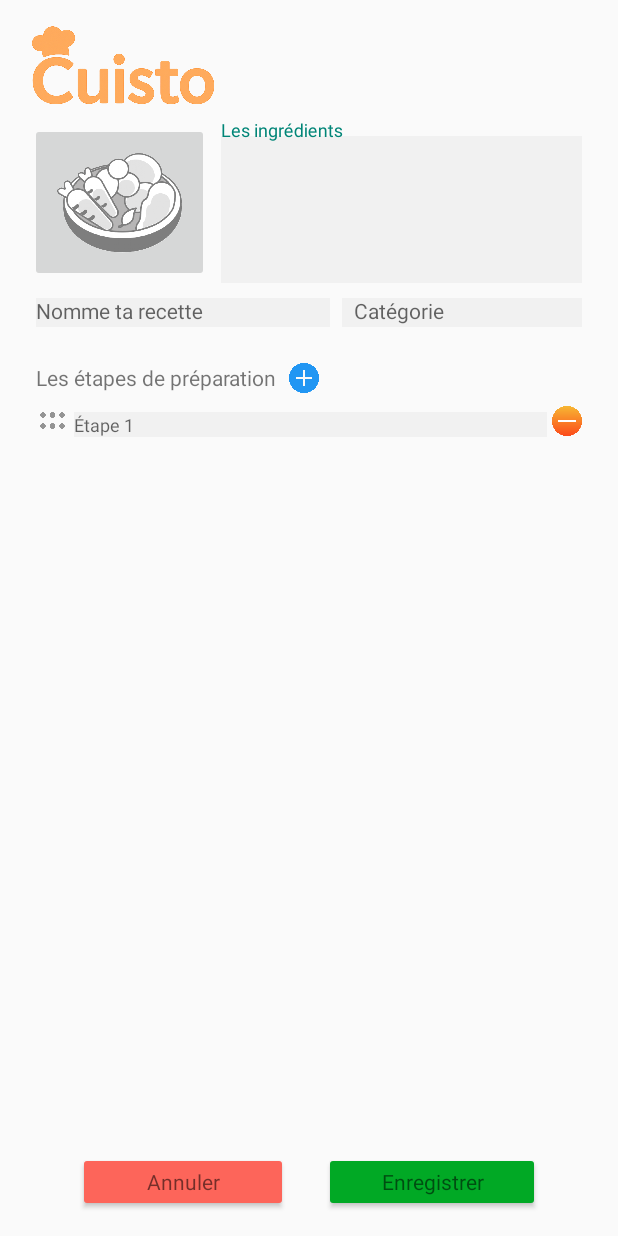
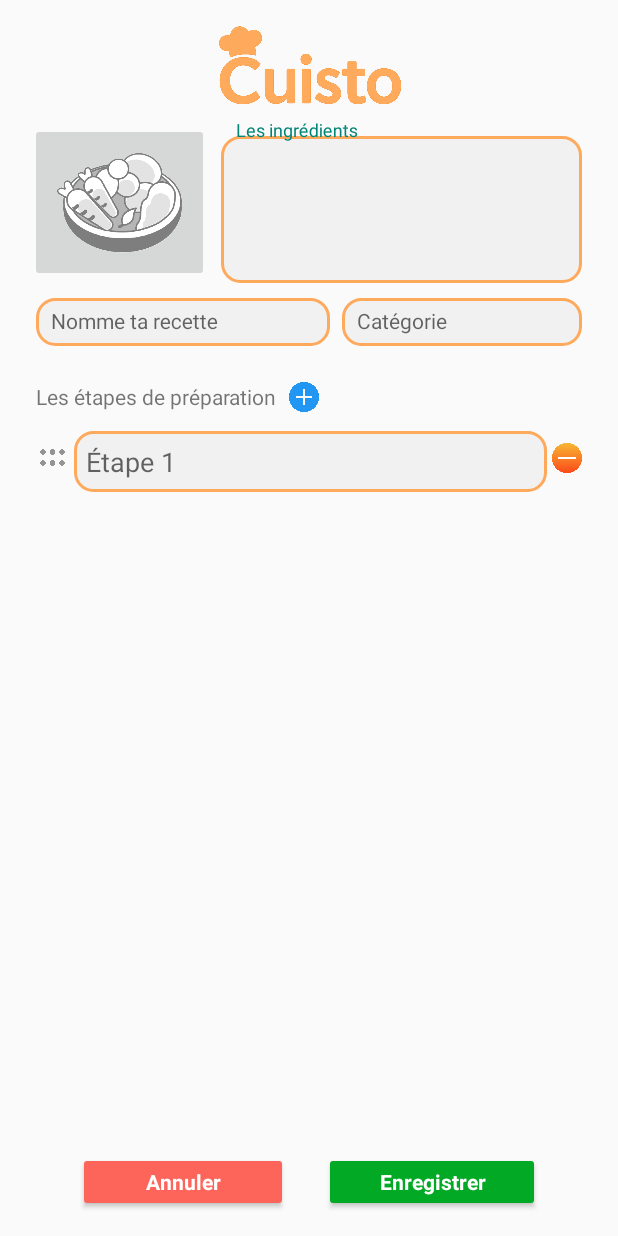
Before and after one commit to EmileDevGit/cuisto, an Android app: the AjouterRecetteActivity screen opened directly, with no data from a screen before it, after a tap on an icon or button, on a phone screen of 412 x 824 dp. Run offline under Robolectric (Android 15) with nearby library versions, the phone set to English and light mode, and no system bars; our stand-ins replace Room's generated code.

Commit message:
Travail sur ajouter recette

```diff
--- a/cuisto/app/src/main/AndroidManifest.xml
+++ b/cuisto/app/src/main/AndroidManifest.xml
@@ -39,7 +39,10 @@
             android:name=".ui.AjouterRecetteActivity"
             android:exported="true"
             android:windowSoftInputMode="adjustResize|stateHidden">
-
+<!--            <intent-filter>-->
+<!--                <action android:name="android.intent.action.MAIN" />-->
+<!--                <category android:name="android.intent.category.LAUNCHER" />-->
+<!--            </intent-filter>-->
         </activity>
         <activity
             android:name=".ui.MainActivity"
--- a/cuisto/app/src/main/java/com/moineaux/cuisto/data/AppDatabase.kt
+++ b/cuisto/app/src/main/java/com/moineaux/cuisto/data/AppDatabase.kt
@@ -6,7 +6,7 @@ import androidx.room.Room
 import androidx.room.RoomDatabase
 
 // REMPLACER Article::class PAR LE NOM DE VOTRE CLASSE
-@Database(entities = [Recette::class, Etape::class, Categorie::class], version = 6)
+@Database(entities = [Recette::class, Etape::class, Categorie::class], version = 8)
 abstract class AppDatabase : RoomDatabase() {
 
     abstract fun recetteDao(): RecetteDAO
--- a/cuisto/app/src/main/java/com/moineaux/cuisto/data/Categorie.kt
+++ b/cuisto/app/src/main/java/com/moineaux/cuisto/data/Categorie.kt
@@ -5,8 +5,8 @@ import androidx.room.PrimaryKey
 
 @Entity()
 data class Categorie(
-    @PrimaryKey(autoGenerate = true) val id: Long = 0,
-    val nom: String
+    @PrimaryKey(autoGenerate = true) var id: Long = 0,
+    var nom: String
 ) {
 
 
--- a/cuisto/app/src/main/java/com/moineaux/cuisto/data/CategorieDAO.kt
+++ b/cuisto/app/src/main/java/com/moineaux/cuisto/data/CategorieDAO.kt
@@ -19,4 +19,8 @@ interface CategorieDAO {
     @Query("SELECT nom FROM categorie WHERE id = :id LIMIT 1")
     suspend fun getNomCategorieParId(id: Long): String?
 
+    @Query("SELECT nom FROM Categorie")
+    suspend fun getAllNomsCategories(): List<String>
+
+
 }
--- a/cuisto/app/src/main/java/com/moineaux/cuisto/data/Etape.kt
+++ b/cuisto/app/src/main/java/com/moineaux/cuisto/data/Etape.kt
@@ -2,6 +2,7 @@ package com.moineaux.cuisto.data
 
 import androidx.room.Entity
 import androidx.room.ForeignKey
+import androidx.room.Ignore
 import androidx.room.PrimaryKey
 
 @Entity(
@@ -16,6 +17,9 @@ data class Etape(
     @PrimaryKey(autoGenerate = true) val id: Long = 0,
     var recetteId: Long,
     val ordre: Int,
-    val description: String
+    val description: String,
+    @Ignore var tempid: Long = 0
 ) {
+    constructor(id: Long, recetteId: Long, ordre: Int, description: String)
+            : this(id, recetteId, ordre, description, 0)
 }
--- a/cuisto/app/src/main/java/com/moineaux/cuisto/ui/AjouterRecetteActivity.kt
+++ b/cuisto/app/src/main/java/com/moineaux/cuisto/ui/AjouterRecetteActivity.kt
@@ -1,8 +1,11 @@
 package com.moineaux.cuisto.ui
 
+import android.annotation.SuppressLint
+import android.app.Application
 import android.os.Build
 import android.os.Bundle
 import android.widget.ImageButton
+import androidx.activity.result.contract.ActivityResultContracts
 import androidx.activity.viewModels
 import androidx.appcompat.app.AppCompatActivity
 import androidx.core.graphics.Insets
@@ -12,22 +15,58 @@ import androidx.recyclerview.widget.ItemTouchHelper
 import androidx.recyclerview.widget.LinearLayoutManager
 import androidx.recyclerview.widget.RecyclerView
 import com.moineaux.cuisto.R
+import android.net.Uri
+import android.widget.ArrayAdapter
+import android.widget.AutoCompleteTextView
+import android.widget.Button
+import android.widget.EditText
+import android.widget.Toast
+import com.moineaux.cuisto.data.Etape
 
-class AjouterRecetteActivity : AppCompatActivity() {
+class AjouterRecetteActivity() : AppCompatActivity() {
 
-// ****** Déclaration de variables ****** //
-    private val etapeViewModel: EtapeViewModel by viewModels()
+    // Variables à initialiser plus tard
+    private lateinit var etNomRecette: EditText
+    private lateinit var etIngredients: EditText
+    private lateinit var actvCategorie: AutoCompleteTextView
+
+    private val ajouterRecetteViewModel: AjouterRecetteViewModel by viewModels()
     private lateinit var recyclerView: RecyclerView
     private lateinit var adapter: EtapeAdapter
-    private lateinit var itemTouchHelper: ItemTouchHelper // <-- Pour gérer le drag n drop des étapes
+    private lateinit var itemTouchHelper: ItemTouchHelper
+    private lateinit var btnChoisirImage: ImageButton
+    private lateinit var btnEnregistrer: Button
 
 
-// ****** Fonctions ****** //
+    private val imagePickerLauncher = registerForActivityResult(
+        ActivityResultContracts.GetContent()
+    ) { uri: Uri? ->
+        if (uri != null) {
+            btnChoisirImage.setImageURI(uri)
+            ajouterRecetteViewModel.definirImage(uri)
+        }
+    }
+
+    @SuppressLint("ClickableViewAccessibility")
     override fun onCreate(savedInstanceState: Bundle?) {
         super.onCreate(savedInstanceState)
         setContentView(R.layout.activity_ajouter_recette)
 
-        // Bloc de gestion du clavier pour qu'il "pousse" la vue vers le haut
+        // Initialisation des vues APRÈS setContentView
+        etNomRecette = findViewById(R.id.tietNomRecette)
+        etIngredients = findViewById(R.id.tietIngredients)
+        actvCategorie = findViewById(R.id.actvCategorie)
+        btnChoisirImage = findViewById(R.id.ibImageImport)
+        recyclerView = findViewById(R.id.rvListeEtapes)
+
+        // Gestion du bouton Annuler
+        val btnAnnuler: Button = findViewById(R.id.btnCancel)
+        btnAnnuler.setOnClickListener {
+            Toast.makeText(this, "Nouvelle recette annulée", Toast.LENGTH_SHORT).show()
+            finish()
+        }
+
+        // Gestion clavier "push" la vue vers le haut
         ViewCompat.setOnApplyWindowInsetsListener(window.decorView) { view, insets ->
             val systemBars = insets.getInsets(WindowInsetsCompat.Type.systemBars())
             val imeInsets = if (Build.VERSION.SDK_INT >= Build.VERSION_CODES.R) {
@@ -35,63 +74,73 @@ class AjouterRecetteActivity : AppCompatActivity() {
             } else {
                 Insets.of(0, 0, 0, insets.systemWindowInsetBottom)
             }
-
-            view.setPadding(
-                systemBars.left,
-                systemBars.top,
-                systemBars.right,
-                imeInsets.bottom
-            )
+            view.setPadding(systemBars.left, systemBars.top, systemBars.right, imeInsets.bottom)
             WindowInsetsCompat.CONSUMED
         }
-        // Fin du bloc
 
-        recyclerView = findViewById(R.id.rvListeEtapes) // <-- Contient les champs d'étapes
+        // Gestion des catégories
+        ajouterRecetteViewModel.categories.observe(this) { listeNomsCategories ->
+            val adapterCategories = ArrayAdapter(
+                this,
+                android.R.layout.simple_dropdown_item_1line,
+                listeNomsCategories
+            )
+            actvCategorie.setAdapter(adapterCategories)
+            actvCategorie.dropDownHeight = 600
+            actvCategorie.setOnTouchListener { _, _ ->
+                actvCategorie.showDropDown()
+                false
+            }
+        }
 
-        // Bloc de gestion du drag n drop des étapes
+        // Drag & drop des étapes
         val touchHelperCallback = object : ItemTouchHelper.Callback() {
-            override fun getMovementFlags(recyclerView: RecyclerView, viewHolder: RecyclerView.ViewHolder): Int {
+            override fun getMovementFlags(
+                recyclerView: RecyclerView,
+                viewHolder: RecyclerView.ViewHolder
+            ): Int {
                 val dragFlags = ItemTouchHelper.UP or ItemTouchHelper.DOWN
                 return makeMovementFlags(dragFlags, 0)
             }
 
-            override fun onMove(recyclerView: RecyclerView, viewHolder: RecyclerView.ViewHolder, target: RecyclerView.ViewHolder): Boolean {
+            override fun onMove(
+                recyclerView: RecyclerView,
+                viewHolder: RecyclerView.ViewHolder,
+                target: RecyclerView.ViewHolder
+            ): Boolean {
                 val fromPos = viewHolder.bindingAdapterPosition
                 val toPos = target.bindingAdapterPosition
-                etapeViewModel.deplacerEtape(fromPos, toPos) // Gestion de la position stockée de l'étape
+                ajouterRecetteViewModel.deplacerEtape(fromPos, toPos)
                 return true
             }
 
             override fun onSwiped(viewHolder: RecyclerView.ViewHolder, direction: Int) {}
+
             override fun isLongPressDragEnabled(): Boolean = false
         }
         itemTouchHelper = ItemTouchHelper(touchHelperCallback)
-        // Fin du bloc
 
-
+        // Gestion étapes affichage
         adapter = EtapeAdapter(
-            onRetirerEtape = { position ->
-                etapeViewModel.supprimerEtape(position)
-            },
+            onRetirerEtape = { position -> ajouterRecetteViewModel.supprimerEtape(position) },
             dragStartListener = object : OnStartDragListener {
                 override fun onStartDrag(viewHolder: RecyclerView.ViewHolder) {
                     itemTouchHelper.startDrag(viewHolder)
                 }
             }
         )
-
         recyclerView.layoutManager = LinearLayoutManager(this)
         recyclerView.adapter = adapter
         itemTouchHelper.attachToRecyclerView(recyclerView)
 
-        etapeViewModel.listeEtapes.observe(this) { etapes ->
+        ajouterRecetteViewModel.listeEtapes.observe(this) { etapes ->
             adapter.submitList(etapes)
         }
 
         fun focusSurDerniereEtape() {
             val dernierePosition = adapter.itemCount - 1
             recyclerView.scrollToPosition(dernierePosition)
-            recyclerView.post { // <-- post permet de s'assurer que le RecyclerView est bien mis à jour avant de faire l'action'
+            recyclerView.post {
                 val holder = recyclerView.findViewHolderForAdapterPosition(dernierePosition)
                 if (holder is EtapeAdapter.EtapeViewHolder) {
                     holder.tietEtape.requestFocus()
@@ -99,10 +148,62 @@ class AjouterRecetteActivity : AppCompatActivity() {
             }
         }
 
+        fun recupererDescriptionsEtapes(): List<Etape> {
+            val etapesActuelles = mutableListOf<Etape>()
+            val listeEtapesVm = ajouterRecetteViewModel.listeEtapes.value.orEmpty()
+
+            for (i in 0 until adapter.itemCount) {
+                val holder = recyclerView.findViewHolderForAdapterPosition(i) as? EtapeAdapter.EtapeViewHolder
+                val description = holder?.tietEtape?.text?.toString() ?: listeEtapesVm.getOrNull(i)?.description.orEmpty()
+                val ancienneEtape = listeEtapesVm.getOrNull(i)
+                if (ancienneEtape != null) {
+                    etapesActuelles.add(
+                        ancienneEtape.copy(description = description)
+                    )
+                }
+            }
+            return etapesActuelles
+        }
+
+        // Gestion image
+        ajouterRecetteViewModel.imageUri.observe(this) { uri ->
+            uri?.let {
+                btnChoisirImage.setImageURI(it)
+            }
+        }
+
+
         val btnAjouterEtape: ImageButton = findViewById(R.id.btnAjouterEtape)
         btnAjouterEtape.setOnClickListener {
-            etapeViewModel.ajouterEtape()
+            ajouterRecetteViewModel.ajouterEtape()
             focusSurDerniereEtape()
+        }
+
+        btnChoisirImage.setOnClickListener {
+            imagePickerLauncher.launch("image/*")
+        }
+
+        // Enregistrement de la recette
+        val btnEnregistrer: Button = findViewById(R.id.btnSave)
+
+        btnEnregistrer.setOnClickListener {
+            // 1. Récupérer les descriptions actuelles des étapes depuis les ViewHolders
+            val etapesActualisees = recupererDescriptionsEtapes()
+
+            // 2. Mettre à jour la liste des étapes dans le ViewModel
+            ajouterRecetteViewModel.mettreAJourEtapes(etapesActualisees)
+
+            // 3. Lancer l'enregistrement avec la liste à jour
+            ajouterRecetteViewModel.enregistrerRecette(
+                etNomRecette.text.toString(),
+                ajouterRecetteViewModel.imageUri.value,
+                etIngredients.text.toString(),
+                actvCategorie.text.toString()
+            )
+        }
+        // Gestion messages Toast
+        ajouterRecetteViewModel.message.observe(this) {
+            Toast.makeText(this, it, Toast.LENGTH_SHORT).show()
         }
     }
 }
--- /dev/null
+++ b/cuisto/app/src/main/java/com/moineaux/cuisto/viewmodel/AjouterRecetteViewModel.kt
@@ -0,0 +1,145 @@
+package com.moineaux.cuisto.ui
+
+import android.app.Application
+import android.content.Context
+import android.net.Uri
+import androidx.lifecycle.AndroidViewModel
+import androidx.lifecycle.LiveData
+import androidx.lifecycle.MutableLiveData
+import androidx.lifecycle.ViewModel
+import androidx.lifecycle.viewModelScope
+import com.moineaux.cuisto.data.AppDatabase
+import com.moineaux.cuisto.data.Categorie
+import com.moineaux.cuisto.data.Etape
+import com.moineaux.cuisto.data.Recette
+import kotlinx.coroutines.Dispatchers
+import kotlinx.coroutines.launch
+import kotlinx.coroutines.withContext
+
+class AjouterRecetteViewModel(application: Application) : AndroidViewModel(application) {
+
+    // INIT
+    private val db = AppDatabase.getDatabase(application)
+    private val _nomCategories = MutableLiveData<List<String>>()
+    val categories: LiveData<List<String>> = _nomCategories
+
+    private val _message = MutableLiveData<String>()
+    val message: LiveData<String> get() = _message
+
+    init {
+        viewModelScope.launch {
+            val categoriesDansDb = withContext(Dispatchers.IO) {
+                db.categorieDao().getAllNomsCategories()
+            }
+            _nomCategories.value = categoriesDansDb
+        }
+    }
+
+
+    // Méthodes pour gérer l'image
+    private val _imageUri = MutableLiveData<Uri?>()
+    val imageUri: LiveData<Uri?> = _imageUri
+
+    fun definirImage(uri: Uri) {
+        _imageUri.value = uri
+    }
+    fun reinitialiserImage() {
+        _imageUri.value = null
+    }
+
+
+
+    // Méthodes pour gérer les étapes
+    private val _etapes = MutableLiveData<List<Etape>>(emptyList())
+    val listeEtapes: LiveData<List<Etape>> = _etapes
+    private var idCompteur = 1L
+
+    fun ajouterEtape() {
+        val listeEtapesActuelle = _etapes.value.orEmpty().toMutableList()
+
+        val nouvelleEtape = Etape(
+            tempid = idCompteur++, //<-- ID permettant de gérer l'ordre des étapes sur le drag n drop
+            recetteId = 0,
+            ordre = listeEtapesActuelle.size,
+            description = ""
+        )
+
+        listeEtapesActuelle.add(nouvelleEtape)
+        _etapes.value = listeEtapesActuelle
+    }
+
+    fun supprimerEtape(position: Int) {
+        val listeEtapesActuelle = _etapes.value.orEmpty().toMutableList()
+        if (position in listeEtapesActuelle.indices) {
+            listeEtapesActuelle.removeAt(position)
+            _etapes.value = listeEtapesActuelle
+        }
+    }
+
+    fun deplacerEtape(positionInitiale: Int, positionFinale: Int) {
+        val listeEtapesActuelle = _etapes.value.orEmpty().toMutableList()
+        if (positionInitiale in listeEtapesActuelle.indices && positionFinale in listeEtapesActuelle.indices) {
+            val item = listeEtapesActuelle.removeAt(positionInitiale)
+            listeEtapesActuelle.add(positionFinale, item)
+            _etapes.value = listeEtapesActuelle
+        }
+    }
+
+    fun mettreAJourEtapes(nouvellesEtapes: List<Etape>) {
+        _etapes.value = nouvellesEtapes
+    }
+
+
+
+
+    fun enregistrerRecette(nom: String, imageUri: Uri?, ingredients: String, categorieNom: String) {
+
+        // Validation des étapes
+        val etapes = _etapes.value
+        if (nom.isBlank() || ingredients.isBlank() || categorieNom.isBlank() || imageUri == null) {
+            _message.value = "Veuillez remplir tous les champs"
+            return
+        }
+
+        if (etapes.isNullOrEmpty()) {
+            _message.value = "Veuillez ajouter au moins une étape"
+            return
+        }
+
+        if (etapes.any { it.description.isBlank() }) {
+            _message.value = "Veuillez retirer les étapes vides"
+            return
+        }
+
+        // Coroutine de validation recette existante et enregistrement
+        viewModelScope.launch {
+            val recetteExistante = withContext(Dispatchers.IO) {
+                db.recetteDao().recetteParNom(nom)
+            }
+            if (recetteExistante != null) {
+                _message.postValue("Une recette avec ce nom existe déjà.")
+                return@launch
+            }
+
+            val categorieId = withContext(Dispatchers.IO) {
+                val categorie = db.categorieDao().getCategorieParNom(categorieNom)
+                    ?: Categorie(nom = categorieNom).also {
+                        it.id = db.categorieDao().insert(it)
+                    }
+                categorie.id
+            }
+
+            withContext(Dispatchers.IO) {
+                val recette = Recette(
+                    nomRecette = nom,
+                    image = imageUri.toString(),
+                    ingredients = ingredients,
+                    categorieId = categorieId
+                )
+                db.recetteDao().insertRecetteAvecEtapes(recette, etapes)
+            }
+
+            _message.postValue("Recette enregistrée avec succès")
+        }
+    }
+}
--- a/cuisto/app/src/main/java/com/moineaux/cuisto/viewmodel/EtapeViewModel.kt
+++ /dev/null
@@ -1,45 +0,0 @@
-package com.moineaux.cuisto.ui
-
-import androidx.lifecycle.LiveData
-import androidx.lifecycle.MutableLiveData
-import androidx.lifecycle.ViewModel
-import com.moineaux.cuisto.data.Etape
-
-class EtapeViewModel : ViewModel() {
-
-    private val _etapes = MutableLiveData<List<Etape>>(emptyList())
-    val listeEtapes: LiveData<List<Etape>> = _etapes
-
-    private var idCompteur = 1L
-
-    fun ajouterEtape() {
-        val listeEtapesActuelle = _etapes.value.orEmpty().toMutableList()
-
-        val nouvelleEtape = Etape(
-            id = idCompteur++, // <-- Génère un ID unique pour la gestion dans la vue, sera override par la base de données
-            recetteId = 0,
-            ordre = listeEtapesActuelle.size,
-            description = ""
-        )
-
-        listeEtapesActuelle.add(nouvelleEtape)
-        _etapes.value = listeEtapesActuelle
-    }
-
-    fun supprimerEtape(position: Int) {
-        val listeEtapesActuelle = _etapes.value.orEmpty().toMutableList()
-        if (position in listeEtapesActuelle.indices) {
-            listeEtapesActuelle.removeAt(position)
-            _etapes.value = listeEtapesActuelle
-        }
-    }
-
-    fun deplacerEtape(positionInitiale: Int, positionFinale: Int) {
-        val listeEtapesActuelle = _etapes.value.orEmpty().toMutableList()
-        if (positionInitiale in listeEtapesActuelle.indices && positionFinale in listeEtapesActuelle.indices) {
-            val item = listeEtapesActuelle.removeAt(positionInitiale)
-            listeEtapesActuelle.add(positionFinale, item)
-            _etapes.value = listeEtapesActuelle
-        }
-    }
-}
--- a/cuisto/app/src/main/res/layout/activity_ajouter_recette.xml
+++ b/cuisto/app/src/main/res/layout/activity_ajouter_recette.xml
@@ -13,8 +13,8 @@
         android:id="@+id/ivLogo"
         android:layout_width="131dp"
         android:layout_height="54dp"
-        android:layout_marginStart="16dp"
         android:layout_marginTop="16dp"
+        app:layout_constraintEnd_toEndOf="parent"
         app:layout_constraintStart_toStartOf="parent"
         app:layout_constraintTop_toTopOf="parent"
         app:srcCompat="@drawable/cuisto_logo" />
@@ -36,9 +36,11 @@
             android:id="@+id/tietIngredients"
             android:layout_width="match_parent"
             android:layout_height="98dp"
-            android:background="#F1F1F1"
+            android:background="@drawable/fond_champ_recherche"
             android:gravity="top|start"
             android:hint="Les ingrédients"
+            android:inputType="textMultiLine"
+            android:padding="10dp"
             android:textSize="12sp" />
     </com.google.android.material.textfield.TextInputLayout>
 
@@ -66,10 +68,14 @@
         <com.google.android.material.textfield.TextInputEditText
             android:id="@+id/tietNomRecette"
             android:layout_width="match_parent"
-            android:layout_height="wrap_content"
-            android:background="#F1F1F1"
+            android:layout_height="32dp"
+            android:background="@drawable/fond_champ_recherche"
             android:hint="Nomme ta recette"
-            android:textAppearance="@style/TextAppearance.AppCompat.Small" />
+            android:inputType="text"
+            android:padding="3dp"
+            android:paddingStart="10dp"
+            android:textAppearance="@style/TextAppearance.AppCompat.Medium"
+            android:textSize="14dp" />
     </com.google.android.material.textfield.TextInputLayout>
 
     <!-- RecyclerView scrollable entre header et footer -->
@@ -87,11 +93,12 @@
             android:id="@+id/actvCategorie"
             android:layout_width="match_parent"
             android:layout_height="match_parent"
-            android:background="#F1F1F1"
+            android:background="@drawable/fond_champ_recherche"
             android:completionThreshold="1"
             android:inputType="text"
-            android:paddingLeft="8dp"
-            android:textAppearance="@style/TextAppearance.AppCompat.Small" />
+            android:paddingLeft="10dp"
+            android:textSize="14dp"
+            android:textAppearance="@style/TextAppearance.AppCompat.Medium" />
     </com.google.android.material.textfield.TextInputLayout>
 
     <TextView
@@ -155,6 +162,8 @@
             android:backgroundTint="#FD655A"
             android:text="Annuler"
             android:textAppearance="@style/TextAppearance.AppCompat.Small"
+            android:textColor="@android:color/white"
+            android:textStyle="bold"
             app:cornerRadius="8dp" />
 
         <Button
@@ -166,7 +175,10 @@
             android:layout_weight="1"
             android:backgroundTint="#01A925"
             android:text="Enregistrer"
+            android:textAlignment="center"
             android:textAppearance="@style/TextAppearance.AppCompat.Small"
+            android:textColor="@android:color/white"
+            android:textStyle="bold"
             app:cornerRadius="8dp" />
     </LinearLayout>
 
--- a/cuisto/app/src/main/res/layout/item_etape.xml
+++ b/cuisto/app/src/main/res/layout/item_etape.xml
@@ -41,18 +41,19 @@
                 android:id="@+id/tietEtape"
                 android:layout_width="match_parent"
                 android:layout_height="wrap_content"
-                android:background="#F1F1F1"
+                android:background="@drawable/fond_champ_recherche"
                 android:clickable="true"
                 android:cursorVisible="true"
                 android:focusable="true"
                 android:focusableInTouchMode="true"
                 android:gravity="top|start"
+                android:imeOptions="flagNoEnterAction"
                 android:inputType="textMultiLine"
-                android:maxLines="100"
                 android:minLines="1"
-                android:overScrollMode="ifContentScrolls"
-                android:scrollbars="vertical"
-                android:textSize="12sp" />
+                android:overScrollMode="never"
+                android:padding="8dp"
+                android:scrollbars="none"
+                android:scrollHorizontally="false" />
         </com.google.android.material.textfield.TextInputLayout>
 
         <ImageButton
```
Also changed, not shown: cuisto/app/src/main/java/com/moineaux/cuisto/data/RecetteDAO.kt (+14 -5 lines), cuisto/app/src/main/java/com/moineaux/cuisto/ui/AccueilActivity.kt (+11 -0 lines), cuisto/app/src/main/java/com/moineaux/cuisto/ui/EtapeAdapter.kt (+6 -6 lines), cuisto/app/src/main/java/com/moineaux/cuisto/ui/ToutesRecettesActivity.kt (+8 -0 lines), cuisto/app/src/main/res/layout/activity_accueil.xml (+5 -4 lines).
